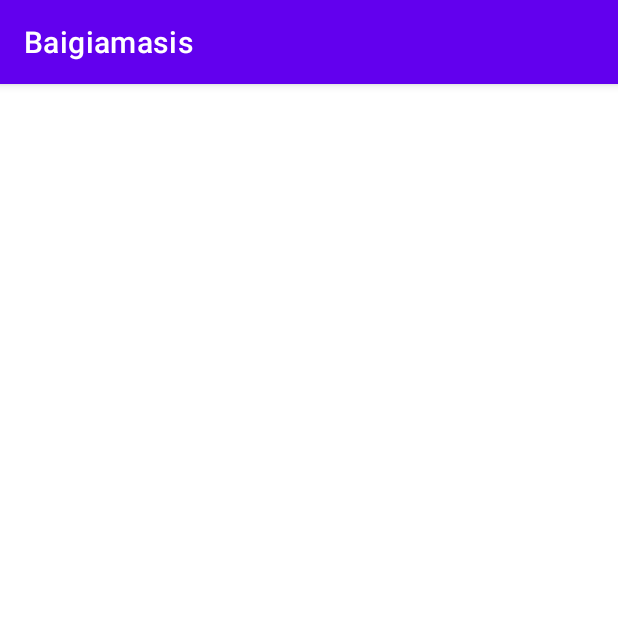
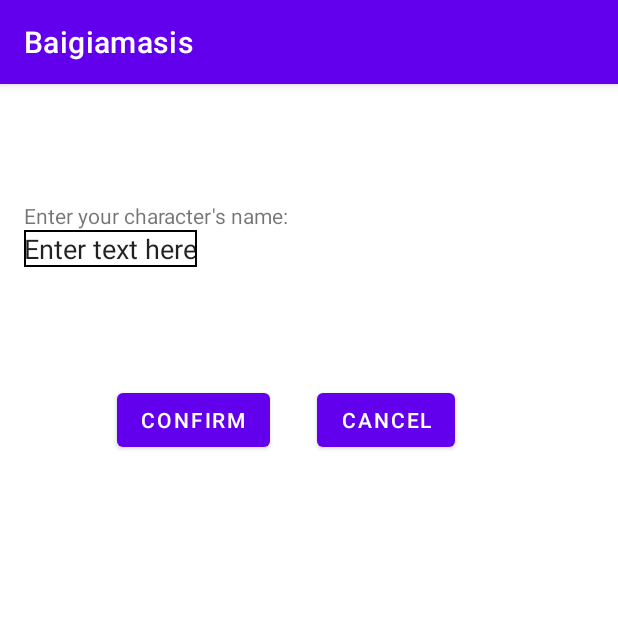
Before and after one commit to DanieliusGied/VCS-Baigiamasis, an Android app: the CreateCharacterScreenActivity screen opened directly, with no data from a screen before it, on a phone screen of 412 x 824 dp, the top half of it. Run offline under Robolectric (Android 15) with nearby library versions, the phone set to English and light mode, and no system bars.

Commit message:
Start working on CreateCharacterScreenActivity.java.java

```diff
--- a/app/src/main/java/lt/vcs/baigiamasis/CreateCharacterScreenActivity.java
+++ b/app/src/main/java/lt/vcs/baigiamasis/CreateCharacterScreenActivity.java
@@ -2,13 +2,50 @@ package lt.vcs.baigiamasis;
 
 import androidx.appcompat.app.AppCompatActivity;
 
+import android.content.Intent;
 import android.os.Bundle;
+import android.util.Log;
+import android.view.View;
+
+import com.google.android.material.button.MaterialButton;
 
 public class CreateCharacterScreenActivity extends AppCompatActivity {
+
+    MaterialButton materialButton1;
+    MaterialButton materialButton2;
 
     @Override
     protected void onCreate(Bundle savedInstanceState) {
         super.onCreate(savedInstanceState);
         setContentView(R.layout.activity_create_character_screen);
+        Log.i("TEST_TAG", "Create Char - On Create");
+        setUpCancelButton();
     }
+
+    private void setUpCancelButton(){
+        materialButton2 = findViewById(R.id.materialButtonCreateCharacterScreenCancel);
+        materialButton2.setOnClickListener(new View.OnClickListener(){
+            @Override
+            public void onClick(View view) {
+                Intent intent = new Intent(CreateCharacterScreenActivity.this, FirstScreenActivity.class);
+                startActivity(intent);
+                finish();
+            }
+        });
+    }
+
+    private void setUpCreateButton(){
+        materialButton1 = findViewById(R.id.materialButtonCreateCharacterScreenConfirm);
+        materialButton1.setOnClickListener(new View.OnClickListener(){
+            @Override
+            public void onClick(View view) {
+                Intent intent = new Intent(CreateCharacterScreenActivity.this, FirstScreenActivity.class);
+                startActivity(intent);
+                finish();
+            }
+        });
+    }
+
+    // TODO: 4/11/2022 Import the character class from Zaidimukas project and create a new object here
+    // TODO: 4/11/2022 Save created character into the database
 }
--- a/app/src/main/java/lt/vcs/baigiamasis/FirstScreenActivity.java
+++ b/app/src/main/java/lt/vcs/baigiamasis/FirstScreenActivity.java
@@ -2,13 +2,41 @@ package lt.vcs.baigiamasis;
 
 import androidx.appcompat.app.AppCompatActivity;
 
+import android.content.Intent;
 import android.os.Bundle;
+import android.util.Log;
+import android.view.View;
+
+import com.google.android.material.button.MaterialButton;
 
 public class FirstScreenActivity extends AppCompatActivity {
+
+    MaterialButton materialButton;
 
     @Override
     protected void onCreate(Bundle savedInstanceState) {
         super.onCreate(savedInstanceState);
         setContentView(R.layout.activity_first_screen);
+        setUpCreateNewCharacterButton();
+    }
+
+    private void setUpCreateNewCharacterButton(){
+        materialButton = findViewById(R.id.materialButtonFirstScreenCreateNewCharacter);
+        materialButton.setOnClickListener(new View.OnClickListener(){
+            @Override
+            public void onClick(View view) {
+                Intent intent = new Intent(FirstScreenActivity.this, CreateCharacterScreenActivity.class);
+                startActivity(intent);
+                finish();
+            }
+        });
+    }
+
+    // TODO: 4/11/2022 Create a database connection that loads a character from the database
+
+    @Override
+    protected void onDestroy() {
+        super.onDestroy();
+        Log.i("TEST_TAG", "FirstScreen On Destroy");
     }
 }
--- /dev/null
+++ b/app/src/main/res/drawable/editTextBackground.xml
@@ -0,0 +1,5 @@
+<shape xmlns:android="http://schemas.android.com/apk/res/android">
+    <stroke
+        android:width="1dp"
+        android:color="@color/black" />
+</shape>
--- a/app/src/main/res/layout/activity_create_character_screen.xml
+++ b/app/src/main/res/layout/activity_create_character_screen.xml
@@ -1,9 +1,65 @@
 <?xml version="1.0" encoding="utf-8"?>
-<androidx.constraintlayout.widget.ConstraintLayout xmlns:android="http://schemas.android.com/apk/res/android"
+<androidx.coordinatorlayout.widget.CoordinatorLayout xmlns:android="http://schemas.android.com/apk/res/android"
     xmlns:app="http://schemas.android.com/apk/res-auto"
     xmlns:tools="http://schemas.android.com/tools"
     android:layout_width="match_parent"
     android:layout_height="match_parent"
     tools:context=".CreateCharacterScreenActivity">
 
-</androidx.constraintlayout.widget.ConstraintLayout>
+    <androidx.constraintlayout.widget.ConstraintLayout
+        android:layout_width="match_parent"
+        android:layout_height="match_parent">
+
+        <TextView
+            android:id="@+id/textView"
+            android:layout_width="wrap_content"
+            android:layout_height="wrap_content"
+            android:layout_marginStart="16dp"
+            android:layout_marginTop="78dp"
+            android:text="Enter your character's name:"
+            app:layout_constraintStart_toStartOf="parent"
+            app:layout_constraintTop_toTopOf="parent">
+
+        </TextView>
+
+        <EditText
+            android:id="@+id/editText"
+            android:layout_width="wrap_content"
+            android:layout_height="wrap_content"
+            android:layout_marginStart="16dp"
+            android:background="@drawable/editTextBackground"
+
+            android:text="Enter text here"
+            app:layout_constraintStart_toStartOf="parent"
+            app:layout_constraintTop_toBottomOf="@+id/textView">
+
+        </EditText>
+
+        <com.google.android.material.button.MaterialButton
+            android:id="@+id/materialButtonCreateCharacterScreenConfirm"
+            android:text="Confirm"
+            android:layout_width="wrap_content"
+            android:layout_height="wrap_content"
+            android:layout_marginStart="78dp"
+            android:layout_marginTop="78dp"
+            app:layout_constraintStart_toStartOf="parent"
+            app:layout_constraintTop_toBottomOf="@+id/editText">
+
+        </com.google.android.material.button.MaterialButton>
+
+        <com.google.android.material.button.MaterialButton
+            android:id="@+id/materialButtonCreateCharacterScreenCancel"
+            android:text="Cancel"
+            android:layout_width="wrap_content"
+            android:layout_height="wrap_content"
+            android:layout_marginTop="78dp"
+            android:layout_marginEnd="78dp"
+            app:layout_constraintEnd_toEndOf="parent"
+            app:layout_constraintStart_toEndOf="@+id/materialButtonCreateCharacterScreenConfirm"
+            app:layout_constraintTop_toBottomOf="@+id/editText">
+
+        </com.google.android.material.button.MaterialButton>
+
+    </androidx.constraintlayout.widget.ConstraintLayout>
+
+</androidx.coordinatorlayout.widget.CoordinatorLayout>
```
